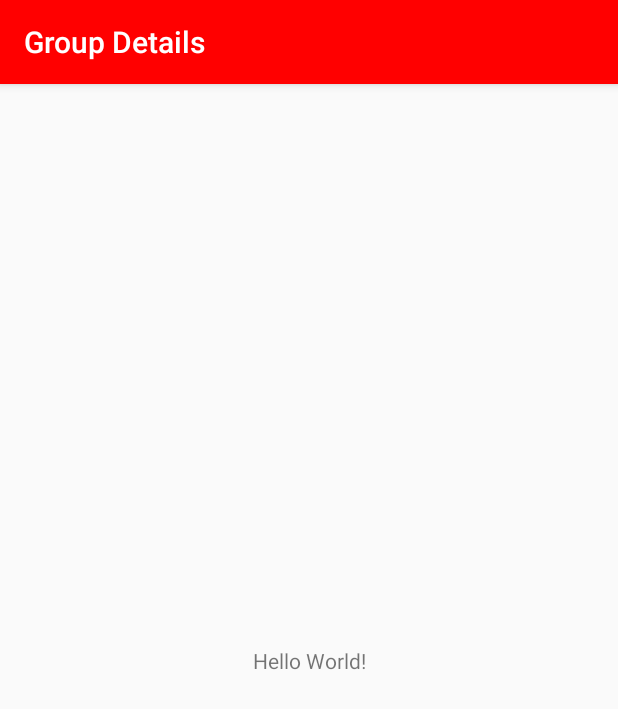
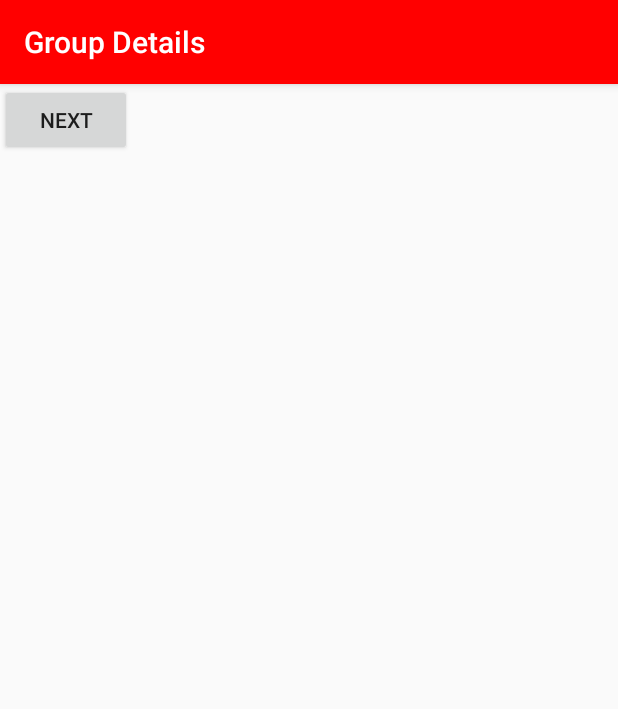
Before and after one commit to CodeineCentrix/IronMan, an Android app: the screen it shows after launch (HomeScreen), on a phone screen of 412 x 824 dp. Shown: the top 709 px of the screen. Run offline under Robolectric (Android 15) with nearby library versions, the phone set to English and light mode, and no system bars.

Commit message:
Next button

```diff
--- a/app/src/main/AndroidManifest.xml
+++ b/app/src/main/AndroidManifest.xml
@@ -1,7 +1,7 @@
 <?xml version="1.0" encoding="utf-8"?>
 <manifest xmlns:android="http://schemas.android.com/apk/res/android"
     package="com.example.s216127904.codecentrix">
-
+    <uses-permission android:name="android.permission.INTERNET"/>
     <application
         android:allowBackup="true"
         android:icon="@mipmap/ic_launcher"
--- a/app/src/main/java/com/example/s216127904/codecentrix/HomeScreen.java
+++ b/app/src/main/java/com/example/s216127904/codecentrix/HomeScreen.java
@@ -1,7 +1,9 @@
 package com.example.s216127904.codecentrix;
 
+import android.content.Intent;
 import android.support.v7.app.AppCompatActivity;
 import android.os.Bundle;
+import android.view.View;
 
 public class HomeScreen extends AppCompatActivity {
 
@@ -9,5 +11,11 @@ public class HomeScreen extends AppCompatActivity {
     protected void onCreate(Bundle savedInstanceState) {
         super.onCreate(savedInstanceState);
         setContentView(R.layout.activity_home_screen);
+
+
+    }
+    public void ToGroupDetails(View view){
+        Intent groupDetails = new Intent(getApplicationContext(), GroupDetails.class);
+        startActivity(groupDetails);
     }
 }
--- a/app/src/main/res/layout/activity_home_screen.xml
+++ b/app/src/main/res/layout/activity_home_screen.xml
@@ -6,13 +6,11 @@
     android:layout_height="match_parent"
     tools:context="com.example.s216127904.codecentrix.HomeScreen">
 
-    <TextView
+
+    <Button
+        android:id="@+id/button"
         android:layout_width="wrap_content"
         android:layout_height="wrap_content"
-        android:text="Hello World!"
-        app:layout_constraintBottom_toBottomOf="parent"
-        app:layout_constraintLeft_toLeftOf="parent"
-        app:layout_constraintRight_toRightOf="parent"
-        app:layout_constraintTop_toTopOf="parent" />
-
+        android:text="@string/next"
+        android:onClick="ToGroupDetails"/>
 </android.support.constraint.ConstraintLayout>
--- a/app/src/main/res/values/colors.xml
+++ b/app/src/main/res/values/colors.xml
@@ -3,4 +3,5 @@
     <color name="colorPrimary">#FF0000</color>
     <color name="colorPrimaryDark">#000000</color>
     <color name="colorAccent">#FF4081</color>
+    <color name="colorWhite">#ffffff</color>
 </resources>
--- a/app/src/main/res/values/strings.xml
+++ b/app/src/main/res/values/strings.xml
@@ -1,3 +1,4 @@
 <resources>
     <string name="app_name">Group Details</string>
+    <string name="next">Next</string>
 </resources>
```
Also changed, not shown: app/build.gradle (+5 -5 lines).
